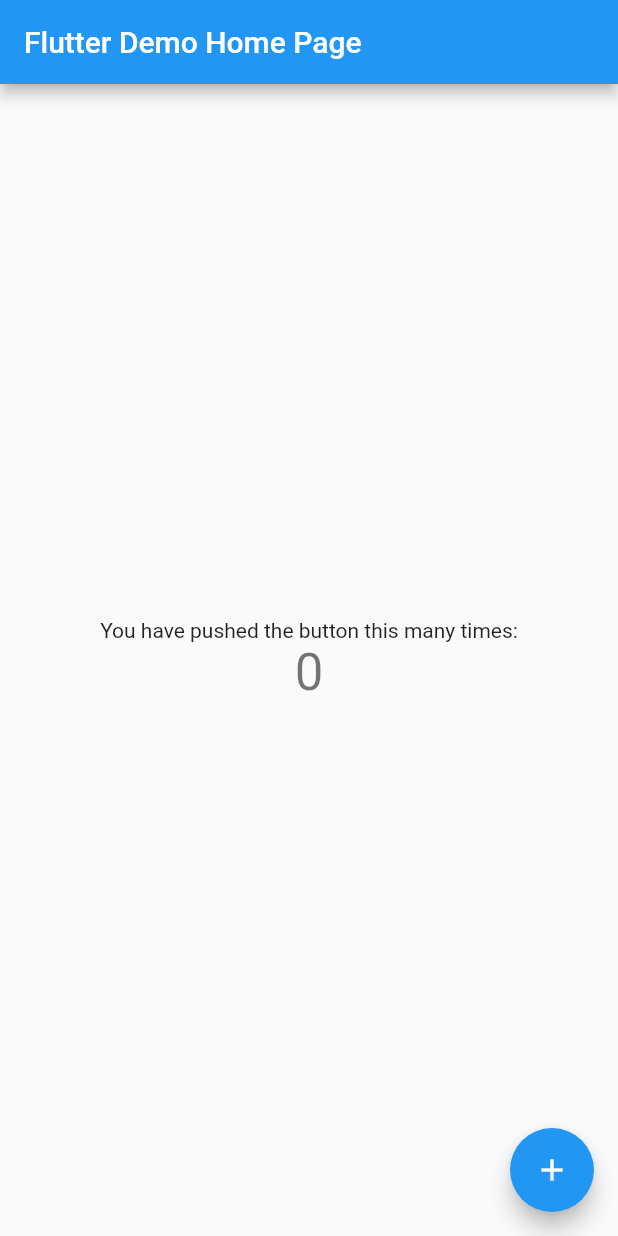
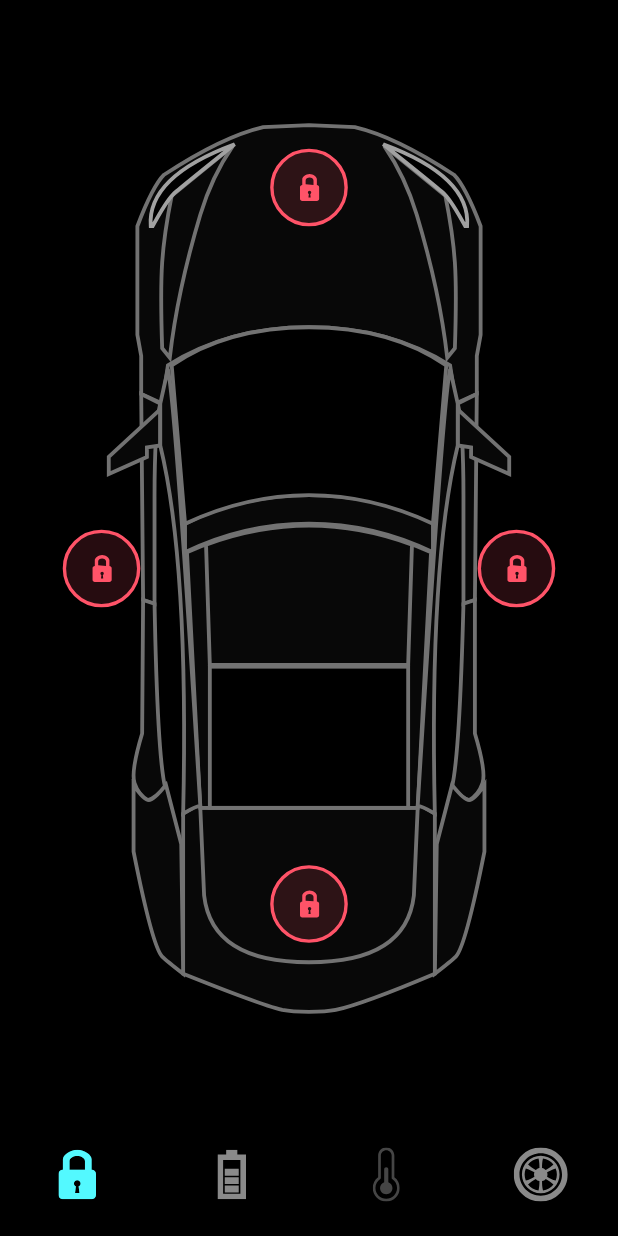
Before and after one commit to furkanogutcu/flutter_car_control_app, a Flutter app: the screen it shows after launch, on a phone screen of 412 x 824 dp. Run offline on Flutter 3.47's test engine with Material 2 defaults, Android fonts, the phone set to English and light mode, and no system bars; our stand-ins replace flutter_svg.

Commit message:
Add Lock Page - Episode 1

```diff
--- /dev/null
+++ b/lib/constants.dart
@@ -0,0 +1,7 @@
+import 'package:flutter/material.dart';
+
+const Color primaryColor = Color(0xFF53F9FF);
+const Color redColor = Color(0xFFFF5368);
+
+const double defaultPadding = 16.0;
+const Duration defaultDuration = Duration(milliseconds: 300);
--- /dev/null
+++ b/lib/home_controller.dart
@@ -0,0 +1,28 @@
+import 'package:flutter/material.dart';
+
+class HomeController extends ChangeNotifier {
+  bool isRightDoorLock = true;
+  bool isLeftDoorLock = true;
+  bool isBonnetLock = true;
+  bool isTrunkLock = true;
+
+  void updateRightDoorLock() {
+    isRightDoorLock = !isRightDoorLock;
+    notifyListeners();
+  }
+
+  void updateLeftDoorLock() {
+    isLeftDoorLock = !isLeftDoorLock;
+    notifyListeners();
+  }
+
+  void updateBonnetLock() {
+    isBonnetLock = !isBonnetLock;
+    notifyListeners();
+  }
+
+  void updateTrunkLock() {
+    isTrunkLock = !isTrunkLock;
+    notifyListeners();
+  }
+}
--- a/lib/main.dart
+++ b/lib/main.dart
@@ -1,4 +1,5 @@
 import 'package:flutter/material.dart';
+import 'package:flutter_car_control_app/screens/home_screen.dart';
 
 void main() {
   runApp(const MyApp());
@@ -11,105 +12,13 @@ class MyApp extends StatelessWidget {
   @override
   Widget build(BuildContext context) {
     return MaterialApp(
-      title: 'Flutter Demo',
+      title: 'Car Control App',
+      debugShowCheckedModeBanner: false,
       theme: ThemeData(
-        // This is the theme of your application.
-        //
-        // Try running your application with "flutter run". You'll see the
-        // application has a blue toolbar. Then, without quitting the app, try
-        // changing the primarySwatch below to Colors.green and then invoke
-        // "hot reload" (press "r" in the console where you ran "flutter run",
-        // or simply save your changes to "hot reload" in a Flutter IDE).
-        // Notice that the counter didn't reset back to zero; the application
-        // is not restarted.
-        primarySwatch: Colors.blue,
-      ),
-      home: const MyHomePage(title: 'Flutter Demo Home Page'),
+          brightness: Brightness.dark,
+          primarySwatch: Colors.blue,
+          scaffoldBackgroundColor: Colors.black),
+      home: HomeScreen(),
     );
   }
 }
-
-class MyHomePage extends StatefulWidget {
-  const MyHomePage({Key? key, required this.title}) : super(key: key);
-
-  // This widget is the home page of your application. It is stateful, meaning
-  // that it has a State object (defined below) that contains fields that affect
-  // how it looks.
-
-  // This class is the configuration for the state. It holds the values (in this
-  // case the title) provided by the parent (in this case the App widget) and
-  // used by the build method of the State. Fields in a Widget subclass are
-  // always marked "final".
-
-  final String title;
-
-  @override
-  State<MyHomePage> createState() => _MyHomePageState();
-}
-
-class _MyHomePageState extends State<MyHomePage> {
-  int _counter = 0;
-
-  void _incrementCounter() {
-    setState(() {
-      // This call to setState tells the Flutter framework that something has
-      // changed in this State, which causes it to rerun the build method below
-      // so that the display can reflect the updated values. If we changed
-      // _counter without calling setState(), then the build method would not be
-      // called again, and so nothing would appear to happen.
-      _counter++;
-    });
-  }
-
-  @override
-  Widget build(BuildContext context) {
-    // This method is rerun every time setState is called, for instance as done
-    // by the _incrementCounter method above.
-    //
-    // The Flutter framework has been optimized to make rerunning build methods
-    // fast, so that you can just rebuild anything that needs updating rather
-    // than having to individually change instances of widgets.
-    return Scaffold(
-      appBar: AppBar(
-        // Here we take the value from the MyHomePage object that was created by
-        // the App.build method, and use it to set our appbar title.
-        title: Text(widget.title),
-      ),
-      body: Center(
-        // Center is a layout widget. It takes a single child and positions it
-        // in the middle of the parent.
-        child: Column(
-          // Column is also a layout widget. It takes a list of children and
-          // arranges them vertically. By default, it sizes itself to fit its
-          // children horizontally, and tries to be as tall as its parent.
-          //
-          // Invoke "debug painting" (press "p" in the console, choose the
-          // "Toggle Debug Paint" action from the Flutter Inspector in Android
-          // Studio, or the "Toggle Debug Paint" command in Visual Studio Code)
-          // to see the wireframe for each widget.
-          //
-          // Column has various properties to control how it sizes itself and
-          // how it positions its children. Here we use mainAxisAlignment to
-          // center the children vertically; the main axis here is the vertical
-          // axis because Columns are vertical (the cross axis would be
-          // horizontal).
-          mainAxisAlignment: MainAxisAlignment.center,
-          children: <Widget>[
-            const Text(
-              'You have pushed the button this many times:',
-            ),
-            Text(
-              '$_counter',
-              style: Theme.of(context).textTheme.headline4,
-            ),
-          ],
-        ),
-      ),
-      floatingActionButton: FloatingActionButton(
-        onPressed: _incrementCounter,
-        tooltip: 'Increment',
-        child: const Icon(Icons.add),
-      ), // This trailing comma makes auto-formatting nicer for build methods.
-    );
-  }
-}
--- /dev/null
+++ b/lib/models/TyrePsi.dart
@@ -0,0 +1,14 @@
+class TyrePsi {
+  final double psi;
+  final int temp;
+  final bool isLowPressure;
+
+  TyrePsi({required this.psi, required this.temp, required this.isLowPressure});
+}
+
+final List<TyrePsi> demoPsiList = [
+  TyrePsi(psi: 23.6, temp: 56, isLowPressure: true),
+  TyrePsi(psi: 35.0, temp: 41, isLowPressure: false),
+  TyrePsi(psi: 34.6, temp: 41, isLowPressure: false),
+  TyrePsi(psi: 34.8, temp: 42, isLowPressure: false),
+];
--- /dev/null
+++ b/lib/screens/components/car_bottom_navigation_bar.dart
@@ -0,0 +1,41 @@
+import 'package:flutter/material.dart';
+import 'package:flutter_car_control_app/constants.dart';
+import 'package:flutter_svg/flutter_svg.dart';
+
+class CarBottomNavigationBar extends StatelessWidget {
+  const CarBottomNavigationBar({
+    Key? key,
+    required this.selectedTab,
+    required this.onTap,
+  }) : super(key: key);
+
+  final int selectedTab;
+  final ValueChanged<int> onTap;
+
+  @override
+  Widget build(BuildContext context) {
+    return BottomNavigationBar(
+      onTap: onTap,
+      currentIndex: selectedTab,
+      type: BottomNavigationBarType.fixed,
+      backgroundColor: Colors.black,
+      items: List.generate(
+        navIconSources.length,
+        (index) => BottomNavigationBarItem(
+          icon: SvgPicture.asset(
+            navIconSources[index],
+            color: index == selectedTab ? primaryColor : Colors.white54,
+          ),
+          label: "",
+        ),
+      ),
+    );
+  }
+}
+
+List<String> navIconSources = [
+  "assets/icons/Lock.svg",
+  "assets/icons/Charge.svg",
+  "assets/icons/Temp.svg",
+  "assets/icons/Tyre.svg",
+];
--- /dev/null
+++ b/lib/screens/components/door_lock.dart
@@ -0,0 +1,35 @@
+import 'package:flutter/material.dart';
+import 'package:flutter_car_control_app/constants.dart';
+import 'package:flutter_svg/flutter_svg.dart';
+
+class DoorLock extends StatelessWidget {
+  const DoorLock({
+    Key? key,
+    required this.press,
+    required this.isLock,
+  }) : super(key: key);
+
+  final VoidCallback press;
+  final bool isLock;
+
+  @override
+  Widget build(BuildContext context) {
+    return GestureDetector(
+        onTap: press,
+        child: AnimatedSwitcher(
+          duration: defaultDuration,
+          switchInCurve: Curves.easeInOutBack,
+          transitionBuilder: (child, animation) => ScaleTransition(
+            scale: animation,
+            child: child,
+          ),
+          child: isLock
+              ? SvgPicture.asset(
+                  "assets/icons/door_lock.svg",
+                  key: ValueKey("lock"),
+                )
+              : SvgPicture.asset("assets/icons/door_unlock.svg",
+                  key: ValueKey("unlock")),
+        ));
+  }
+}
--- /dev/null
+++ b/lib/screens/home_screen.dart
@@ -0,0 +1,73 @@
+import 'package:flutter/material.dart';
+import 'package:flutter_car_control_app/home_controller.dart';
+import 'package:flutter_car_control_app/screens/components/car_bottom_navigation_bar.dart';
+import 'package:flutter_car_control_app/screens/components/door_lock.dart';
+import 'package:flutter_svg/flutter_svg.dart';
+
+class HomeScreen extends StatelessWidget {
+  HomeScreen({Key? key}) : super(key: key);
+
+  final HomeController _controller = HomeController();
+
+  @override
+  Widget build(BuildContext context) {
+    return AnimatedBuilder(
+      animation: _controller,
+      builder: (context, _) {
+        return Scaffold(
+          bottomNavigationBar: CarBottomNavigationBar(
+            onTap: (index) {},
+            selectedTab: 0,
+          ),
+          body: SafeArea(
+            child: LayoutBuilder(
+              builder: (context, constrains) {
+                return Stack(
+                  alignment: Alignment.center,
+                  children: [
+                    Padding(
+                      padding: EdgeInsets.symmetric(
+                          vertical: constrains.maxHeight * 0.1),
+                      child: SvgPicture.asset(
+                        "assets/icons/Car.svg",
+                        width: double.infinity,
+                      ),
+                    ),
+                    Positioned(
+                      right: constrains.maxWidth * 0.1,
+                      child: DoorLock(
+                        isLock: _controller.isRightDoorLock,
+                        press: _controller.updateRightDoorLock,
+                      ),
+                    ),
+                    Positioned(
+                      left: constrains.maxWidth * 0.1,
+                      child: DoorLock(
+                        isLock: _controller.isLeftDoorLock,
+                        press: _controller.updateLeftDoorLock,
+                      ),
+                    ),
+                    Positioned(
+                      top: constrains.maxHeight * 0.13,
+                      child: DoorLock(
+                        isLock: _controller.isBonnetLock,
+                        press: _controller.updateBonnetLock,
+                      ),
+                    ),
+                    Positioned(
+                      bottom: constrains.maxHeight * 0.17,
+                      child: DoorLock(
+                        isLock: _controller.isTrunkLock,
+                        press: _controller.updateTrunkLock,
+                      ),
+                    )
+                  ],
+                );
+              },
+            ),
+          ),
+        );
+      },
+    );
+  }
+}
```
Also changed, not shown: pubspec.yaml (+5 -4 lines), pubspec.lock.
